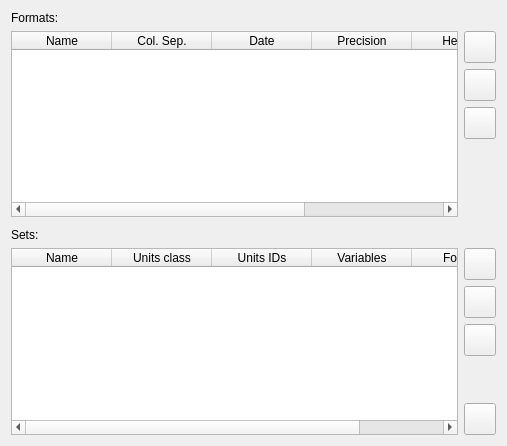
This is src/observers/export.vars.files.csv/CSVObsParamsWidget.ui in OpenFLUID/openfluid as Qt 5 draws it before an edit. The edited form follows.
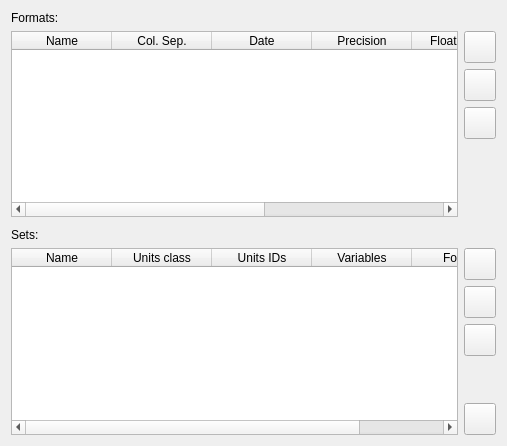
This is the edited form.

Patch:
```diff
--- a/src/observers/export.vars.files.csv/CSVObsParamsWidget.ui
+++ b/src/observers/export.vars.files.csv/CSVObsParamsWidget.ui
@@ -66,6 +66,11 @@
          <string>Precision</string>
         </property>
        </column>
+       <column>
+        <property name="text">
+         <string>Float format</string>
+        </property>
+       </column>
        <column>
         <property name="text">
          <string>Header</string>
```
